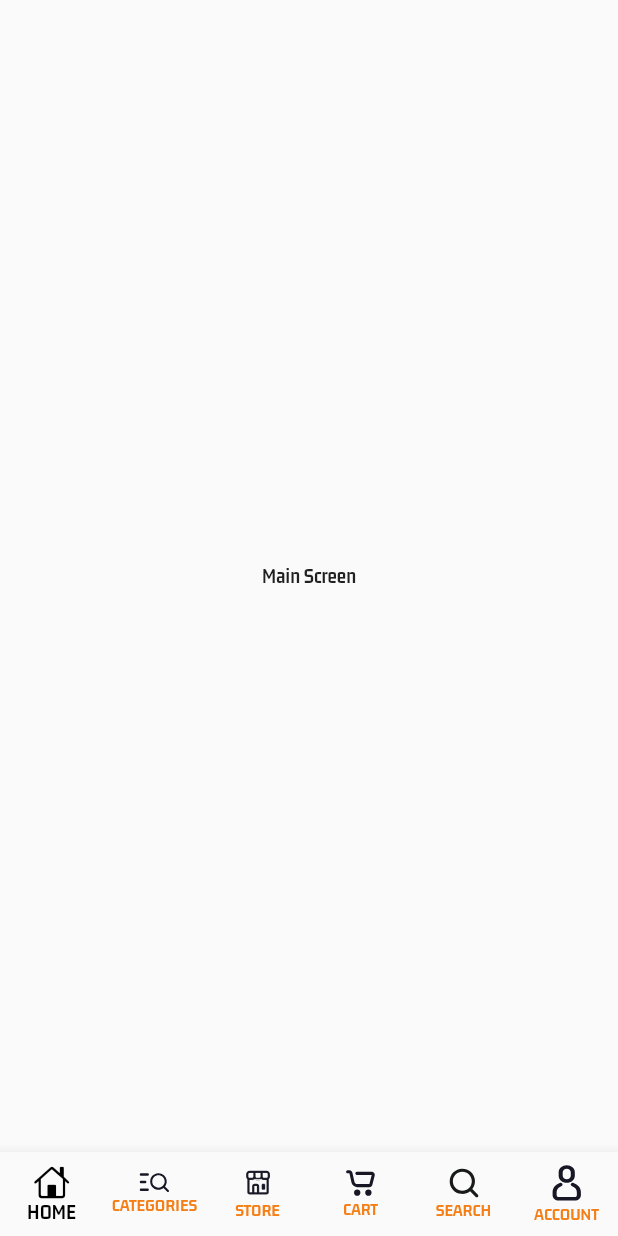
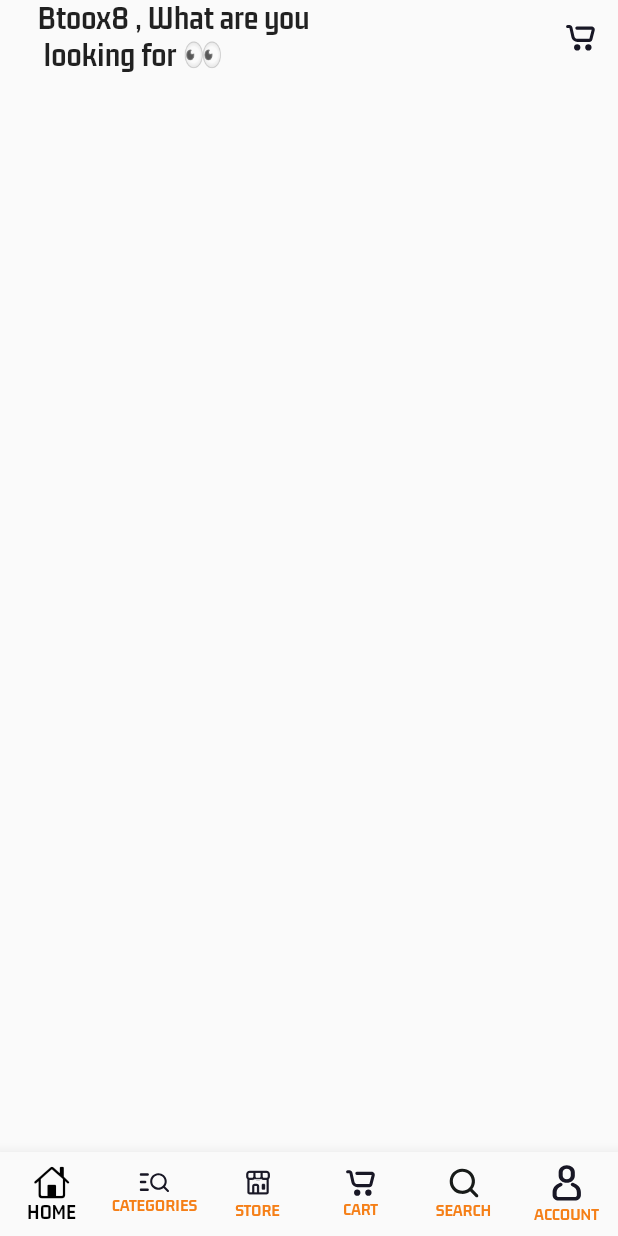
Before and after one commit to MohamedAhmedSD/multi_vendor, a Flutter app: the screen it shows after launch, on a phone screen of 412 x 824 dp. Run offline on Flutter 3.47's test engine with Material 2 defaults, Android fonts, the phone set to English and light mode, and no system bars; our stand-ins replace flutter_svg.

Commit message:
home_screen add text and cart svg, add emojii, how use MQ padding

```diff
--- a/lib/main.dart
+++ b/lib/main.dart
@@ -2,7 +2,7 @@ import 'package:flutter/material.dart';
 import 'package:flutter/services.dart';
 import 'package:multi_vendor/views/buyers/main_screen.dart';
 
-//! [3] bottom_navigation
+//! [4] nav_screen
 //* go to analysis_options => comment both include && linter
 //* we can get our fonts from => fonts.google.com our any fonts website
 //? we can use svg instead icons
--- a/lib/views/buyers/main_screen.dart
+++ b/lib/views/buyers/main_screen.dart
@@ -2,6 +2,12 @@ import 'package:flutter/cupertino.dart';
 import 'package:flutter/material.dart';
 import 'package:flutter_svg/flutter_svg.dart';
 import 'package:multi_vendor/core/constants.dart';
+import 'package:multi_vendor/views/buyers/nav_screens/account_screen.dart';
+import 'package:multi_vendor/views/buyers/nav_screens/cart_screen.dart';
+import 'package:multi_vendor/views/buyers/nav_screens/category_screen.dart';
+import 'package:multi_vendor/views/buyers/nav_screens/home_screen.dart';
+import 'package:multi_vendor/views/buyers/nav_screens/search_screen.dart';
+import 'package:multi_vendor/views/buyers/nav_screens/store_screen.dart';
 
 class MainScreen extends StatefulWidget {
   const MainScreen({super.key});
@@ -15,6 +21,17 @@ class MainScreen extends StatefulWidget {
 //? SvgPicture.asset(..., width),
 
 int _pageIndex = 0;
+
+//? add screens on list of widget
+//* becarful with organization
+List<Widget> _pages = [
+  HomeScreen(),
+  CategoryScreen(),
+  StoreScreen(),
+  CartScreen(),
+  SearchScreen(),
+  AccountScreen(),
+];
 
 class _MainScreenState extends State<MainScreen> {
   @override
@@ -81,9 +98,13 @@ class _MainScreenState extends State<MainScreen> {
               label: AppText.account_text),
         ],
       ),
-      body: Center(
-        child: Text("Main Screen"),
-      ),
+
+      //! connect between our body && screens
+      body:
+          // Center(
+          //   child: Text("Main Screen"),
+          // ),
+          _pages[_pageIndex],
     );
   }
 }
--- /dev/null
+++ b/lib/views/buyers/nav_screens/home_screen.dart
@@ -0,0 +1,46 @@
+import 'package:flutter/material.dart';
+import 'package:flutter_svg/svg.dart';
+
+import '../../../core/constants.dart';
+
+//? text + cart
+//* we need cart items on vertical plane, so wrap row under column
+class HomeScreen extends StatelessWidget {
+  const HomeScreen({super.key});
+
+  @override
+  Widget build(BuildContext context) {
+    return Scaffold(
+      body: Column(
+        children: [
+          Padding(
+            //! how we use MQ to make responsive padding
+            padding: EdgeInsets.only(
+              top: MediaQuery.of(context).padding.top,
+              left: 25,
+              right: 15,
+            ),
+            child: Row(
+              mainAxisAlignment: MainAxisAlignment.spaceBetween,
+              children: [
+                //! add emojii, copy and paste
+                //? https://emojipedia.org/
+                Text(
+                  "Btoox8 , What are you\n looking for 👀",
+                  style: TextStyle(
+                    fontSize: 22,
+                    fontWeight: FontWeight.bold,
+                  ),
+                ),
+                SvgPicture.asset(
+                  AppImages.cart,
+                  width: 20,
+                )
+              ],
+            ),
+          ),
+        ],
+      ),
+    );
+  }
+}
```
Also changed, not shown: lib/views/buyers/nav_screens/account_screen.dart (added, +12 -0 lines), lib/views/buyers/nav_screens/cart_screen.dart (added, +12 -0 lines), lib/views/buyers/nav_screens/category_screen.dart (added, +12 -0 lines), lib/views/buyers/nav_screens/search_screen.dart (added, +12 -0 lines), lib/views/buyers/nav_screens/store_screen.dart (added, +12 -0 lines).
